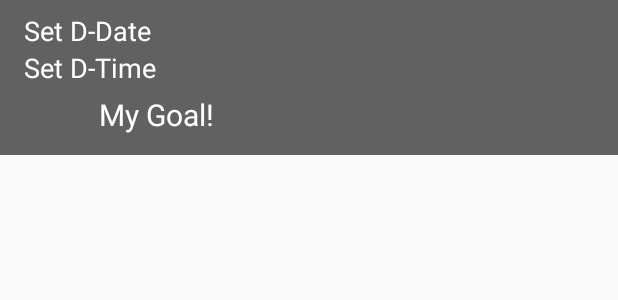
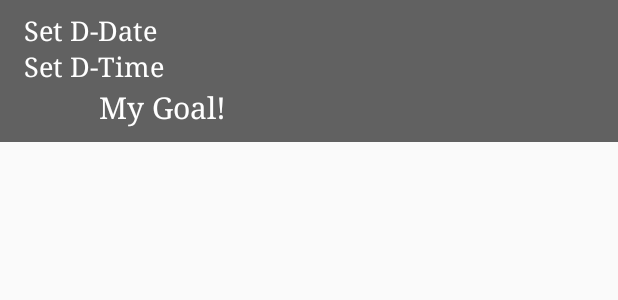
Before and after one commit to cvam77/Reminder, an Android app: the layout each_goal_layout.xml on its own in the app's theme, with its tools: preview values and no code run, on a phone screen of 412 x 824 dp. Shown: the top 300 px of the screen. Run offline under Robolectric (Android 15) with nearby library versions, the phone set to English and light mode, and no system bars.

Commit message:
new commit

```diff
--- a/app/src/main/java/com/example/reminder/AimFirebaseJobDispatcher.java
+++ b/app/src/main/java/com/example/reminder/AimFirebaseJobDispatcher.java
@@ -18,7 +18,7 @@ import java.util.concurrent.TimeUnit;
 
 public class AimFirebaseJobDispatcher
 {
-    private static final int INTERVAL_MINUTES = 120;
+    private static final int INTERVAL_MINUTES = 60;
 
     private static final int INTERVAL_IN_SECONDS = (int) (TimeUnit.MINUTES.toSeconds(INTERVAL_MINUTES));
 
@@ -42,7 +42,7 @@ public class AimFirebaseJobDispatcher
                 .setLifetime(Lifetime.FOREVER)
                 .setRecurring(true)
                 .setTrigger(Trigger.executionWindow(INTERVAL_IN_SECONDS,INTERVAL_WIDTH))
-                .setRetryStrategy(RetryStrategy.DEFAULT_LINEAR)
+                .setRetryStrategy(RetryStrategy.DEFAULT_EXPONENTIAL)
                 .setReplaceCurrent(true)
                 .build();
 
--- a/app/src/main/java/com/example/reminder/database/AimDao.java
+++ b/app/src/main/java/com/example/reminder/database/AimDao.java
@@ -13,7 +13,7 @@ import java.util.List;
 @Dao
 public interface AimDao
 {
-    @Query("SELECT * FROM aim ORDER BY originalDeadlineDate")
+    @Query("SELECT * FROM aim ORDER BY virtualDeadlineDate")
     LiveData<List<EachGoal>> loadAllGoals();
 
     @Insert
--- a/app/src/main/res/layout/activity_main.xml
+++ b/app/src/main/res/layout/activity_main.xml
@@ -56,14 +56,14 @@
             />
 
         <com.google.android.material.floatingactionbutton.FloatingActionButton
-            android:id="@+id/fabShuffleDates"
+            android:id="@+id/fabRefresh"
             android:layout_width="wrap_content"
             android:layout_height="wrap_content"
             android:layout_gravity="bottom|left"
             android:layout_margin="16dp"
             android:tint="@android:color/black"
             app:srcCompat="@android:drawable/stat_notify_sync"
-            app:backgroundTint="#FAFAFA"
+            app:backgroundTint="#757575"
             />
 
     </FrameLayout>
--- a/app/src/main/res/layout/each_goal_layout.xml
+++ b/app/src/main/res/layout/each_goal_layout.xml
@@ -19,7 +19,7 @@
         style="@style/TextAppearance.AppCompat.Medium"
         android:textColor="#ffffff"
         android:text="Set D-Date"
-        android:fontFamily="sans-serif"
+        android:fontFamily="serif"
         android:textSize="18sp"
         />
 
@@ -30,7 +30,7 @@
         android:layout_height="wrap_content"
         android:textColor="#ffffff"
         android:text="Set D-Time"
-        android:fontFamily="sans-serif"
+        android:fontFamily="serif"
         android:textSize="18sp"
         />
 
@@ -42,8 +42,8 @@
         android:textColor="#ffffff"
         tools:text="My Goal!"
         android:layout_marginLeft="50dp"
-        android:layout_marginVertical="5dp"
-        android:fontFamily="sans-serif"
+        android:layout_marginVertical="2dp"
+        android:fontFamily="serif"
         android:textSize="20sp"
         />
 
```
Also changed, not shown: app/src/main/java/com/example/reminder/MainActivity.java (+6 -10 lines).
